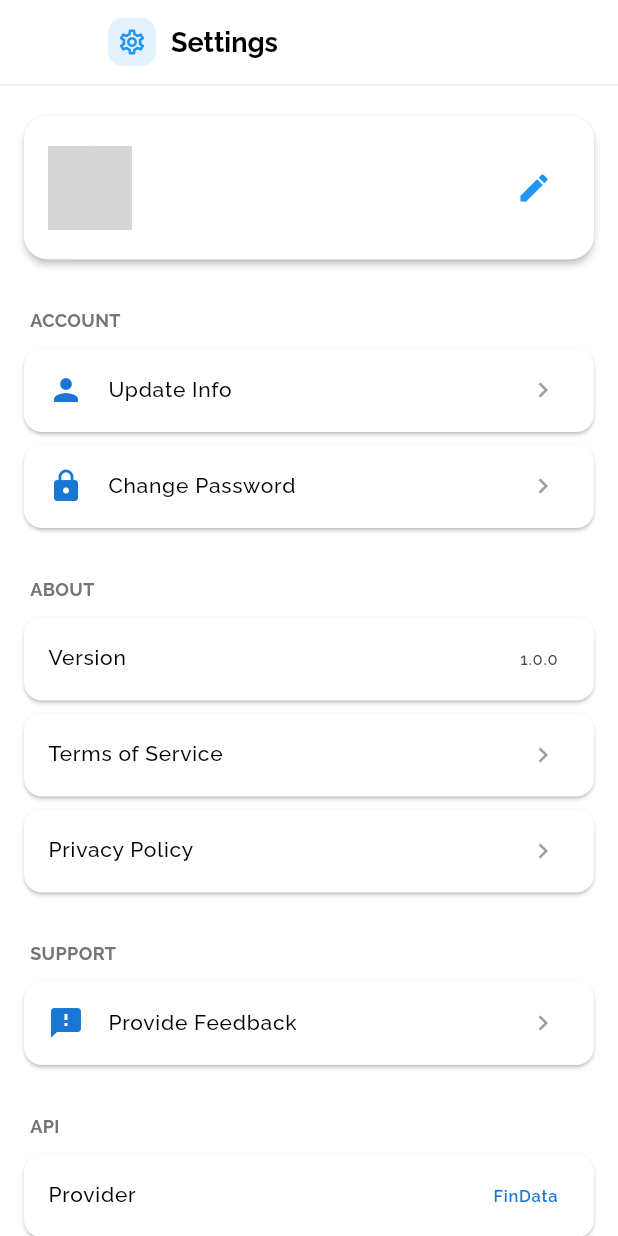
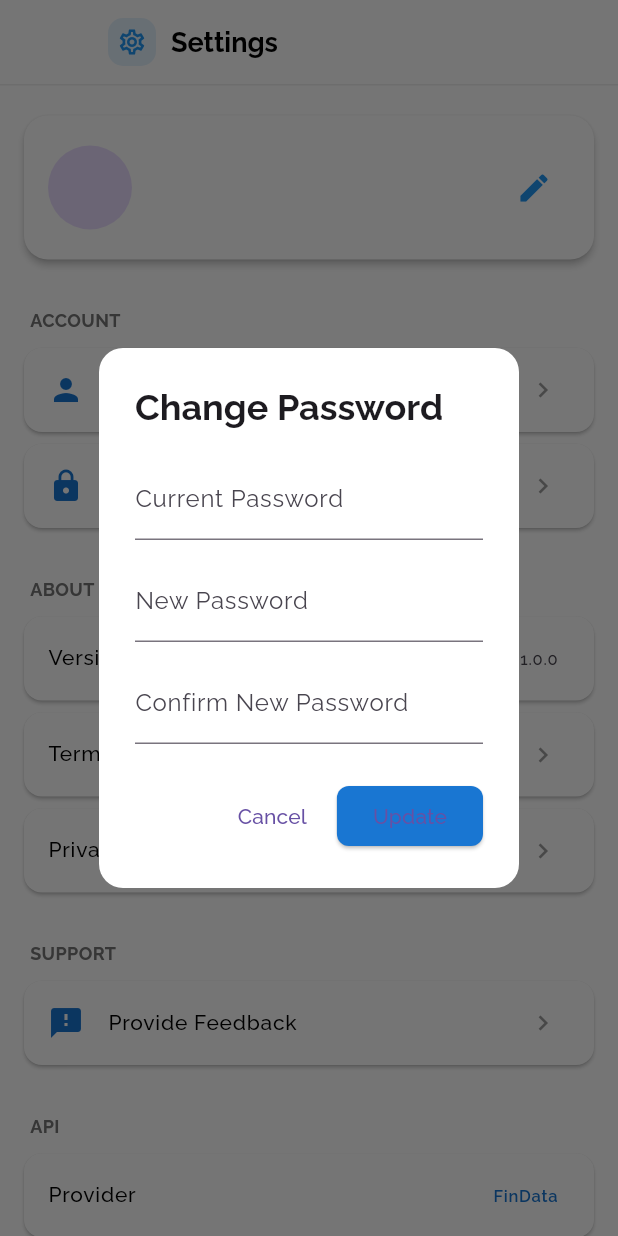
Before and after one commit to bankah-junior/ec_ranking_app, a Flutter app: the SettingScreen screen opened directly, after a tap on "Change Password", on a phone screen of 412 x 824 dp. Run offline on Flutter 3.47's test engine with Material 3 defaults, Android fonts, the phone set to English and light mode, and no system bars; our stand-ins replace shared_preferences; accounts and stored records are empty; network calls fail; grey boxes are pictures that could not be loaded.

Commit message:
feat: enhance user service error handling and update user info dialog

```diff
--- /dev/null
+++ b/devtools_options.yaml
@@ -0,0 +1,3 @@
+description: This file stores settings for Dart & Flutter DevTools.
+documentation: https://docs.flutter.dev/tools/devtools/extensions#configure-extension-enablement-states
+extensions:
--- a/lib/services/user_service.dart
+++ b/lib/services/user_service.dart
@@ -36,6 +36,8 @@
       } else {
         return UserModel.fromJson(jsonDecode(response.body));
       }
+    } else if (response.statusCode == 401) {
+      throw Exception('Unauthorized');
     } else {
       String message = "Failed to load user";
       try {
--- a/lib/viewmodels/user_viewmodel.dart
+++ b/lib/viewmodels/user_viewmodel.dart
@@ -30,7 +30,8 @@
     _errorMessage = null;
 
     try {
-      _user = await UserService().fetchUserInfo();
+      // _user = await UserService().fetchUserInfo();
+      setUser(await UserService().fetchUserInfo());
       accessToken = await prefs.getString('accessToken');
       refreshToken = await prefs.getString('refreshToken');
     } catch (e) {
--- a/lib/views/auth_screen.dart
+++ b/lib/views/auth_screen.dart
@@ -66,6 +66,7 @@
         child: SingleChildScrollView(
           padding: const EdgeInsets.all(24),
           child: Card(
+            color: Colors.white,
             elevation: 6,
             shape: RoundedRectangleBorder(
               borderRadius: BorderRadius.circular(16),
--- a/lib/views/setting_screen.dart
+++ b/lib/views/setting_screen.dart
@@ -1,3 +1,4 @@
+import 'package:ec_ranking/models/user_model.dart';
 import 'package:ec_ranking/viewmodels/auth_viewmodel.dart';
 import 'package:ec_ranking/viewmodels/user_viewmodel.dart';
 import 'package:flutter/material.dart';
@@ -102,7 +103,7 @@
                   ),
                   trailing: IconButton(
                     icon: const Icon(Icons.edit, color: Colors.blue),
-                    onPressed: () {},
+                    onPressed: () => _showUpdateInfoDialog(context),
                   ),
                 );
               },
@@ -113,8 +114,16 @@
 
           // ⚙️ Account Section
           _buildSectionTitle("ACCOUNT"),
-          _buildTile("Update Info", icon: Icons.person, onTap: () {}),
-          _buildTile("Change Password", icon: Icons.lock, onTap: () {}),
+          _buildTile(
+            "Update Info",
+            icon: Icons.person,
+            onTap: () => _showUpdateInfoDialog(context),
+          ),
+          _buildTile(
+            "Change Password",
+            icon: Icons.lock,
+            onTap: () => _showChangePasswordDialog(context),
+          ),
 
           const SizedBox(height: 16),
 
@@ -205,4 +214,136 @@
       ),
     );
   }
+
+  void _showUpdateInfoDialog(BuildContext context) {
+    final userVM = context.read<UserViewModel>();
+    final nameController = TextEditingController(text: userVM.user?.name ?? "");
+    final addressController = TextEditingController(
+      text: userVM.user?.address ?? "",
+    );
+
+    showDialog(
+      context: context,
+      builder: (context) => AlertDialog(
+        backgroundColor: Colors.white,
+        shape: RoundedRectangleBorder(borderRadius: BorderRadius.circular(16)),
+        title: const Text(
+          "Update Info",
+          style: TextStyle(fontWeight: FontWeight.bold),
+        ),
+        content: Column(
+          mainAxisSize: MainAxisSize.min,
+          children: [
+            TextField(
+              controller: nameController,
+              decoration: const InputDecoration(labelText: "Name"),
+            ),
+            const SizedBox(height: 12),
+            TextField(
+              controller: addressController,
+              decoration: const InputDecoration(labelText: "Address"),
+            ),
+          ],
+        ),
+        actions: [
+          TextButton(
+            child: const Text("Cancel"),
+            onPressed: () => Navigator.pop(context),
+          ),
+          ElevatedButton(
+            style: ElevatedButton.styleFrom(
+              backgroundColor: Colors.blue.shade700,
+              shape: RoundedRectangleBorder(
+                borderRadius: BorderRadius.circular(8),
+              ),
+            ),
+            child: const Text("Save"),
+            onPressed: () async {
+              await userVM.updateUser(
+                UserModel(
+                  name: nameController.text,
+                  address: addressController.text,
+                ),
+              );
+              if (context.mounted) Navigator.pop(context);
+            },
+          ),
+        ],
+      ),
+    );
+  }
+
+  void _showChangePasswordDialog(BuildContext context) {
+    final oldPasswordController = TextEditingController();
+    final newPasswordController = TextEditingController();
+    final confirmPasswordController = TextEditingController();
+    final userVM = context.read<UserViewModel>();
+
+    showDialog(
+      context: context,
+      builder: (context) => AlertDialog(
+        backgroundColor: Colors.white,
+        shape: RoundedRectangleBorder(borderRadius: BorderRadius.circular(16)),
+        title: const Text(
+          "Change Password",
+          style: TextStyle(fontWeight: FontWeight.bold),
+        ),
+        content: Column(
+          mainAxisSize: MainAxisSize.min,
+          children: [
+            TextField(
+              controller: oldPasswordController,
+              decoration: const InputDecoration(labelText: "Current Password"),
+              obscureText: true,
+            ),
+            const SizedBox(height: 12),
+            TextField(
+              controller: newPasswordController,
+              decoration: const InputDecoration(labelText: "New Password"),
+              obscureText: true,
+            ),
+            const SizedBox(height: 12),
+            TextField(
+              controller: confirmPasswordController,
+              decoration: const InputDecoration(
+                labelText: "Confirm New Password",
+              ),
+              obscureText: true,
+            ),
+          ],
+        ),
+        actions: [
+          TextButton(
+            child: const Text("Cancel"),
+            onPressed: () => Navigator.pop(context),
+          ),
+          ElevatedButton(
+            style: ElevatedButton.styleFrom(
+              backgroundColor: Colors.blue.shade700,
+              shape: RoundedRectangleBorder(
+                borderRadius: BorderRadius.circular(8),
+              ),
+            ),
+            child: const Text("Update"),
+            onPressed: () async {
+              if (newPasswordController.text !=
+                  confirmPasswordController.text) {
+                ScaffoldMessenger.of(context).showSnackBar(
+                  const SnackBar(content: Text("Passwords do not match")),
+                );
+                return;
+              }
+
+              await userVM.changePassword(
+                oldPasswordController.text,
+                newPasswordController.text,
+              );
+
+              if (context.mounted) Navigator.pop(context);
+            },
+          ),
+        ],
+      ),
+    );
+  }
 }
--- a/lib/views/splash_screen.dart
+++ b/lib/views/splash_screen.dart
@@ -12,7 +12,7 @@
 
 class _SplashScreenState extends State<SplashScreen> {
   Future<void> _checkAuth() async {
-    final authVM = context.read<AuthViewModel>(); // safe now
+    final authVM = context.read<AuthViewModel>();
     final userVM = context.read<UserViewModel>();
     await authVM.getToken();
     await userVM.fetchUser();
@@ -22,7 +22,7 @@
     if (authVM.accessToken != null && authVM.accessToken!.isNotEmpty) {
       if (!mounted) return;
       if (userVM.user != null) {
-        Navigator.pushReplacementNamed(context, '/main'); // ✅ MainLayout
+        Navigator.pushReplacementNamed(context, '/main');
       } else {
         Navigator.pushReplacementNamed(context, '/onboarding');
       }
```
